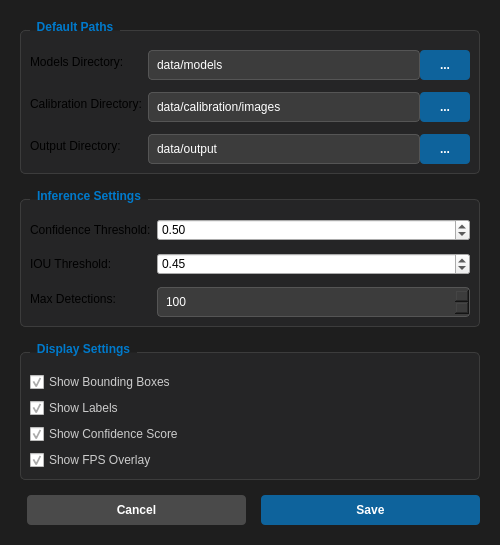
The window that HailoRT-Ui/ui/dialogs/settings.ui (kuks2309/Hailo-H8) describes before a commit, drawn with Qt 5.
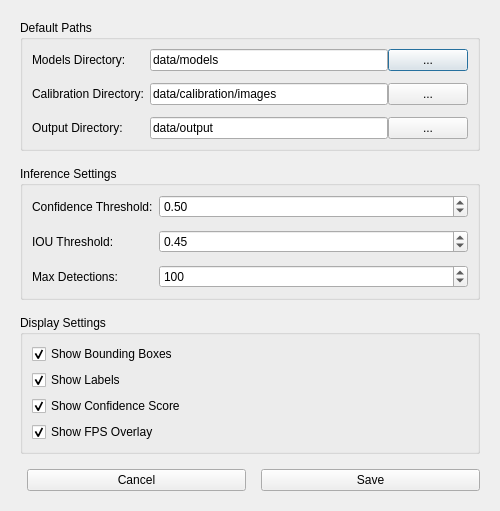
The same window after the commit.

```diff
--- a/HailoRT-Ui/ui/dialogs/settings.ui
+++ b/HailoRT-Ui/ui/dialogs/settings.ui
@@ -13,55 +13,6 @@
   <property name="windowTitle">
    <string>Settings</string>
   </property>
-  <property name="styleSheet">
-   <string notr="true">
-    QDialog {
-      background-color: #1e1e1e;
-      color: #cccccc;
-    }
-    QGroupBox {
-      font-weight: bold;
-      border: 1px solid #3c3c3c;
-      border-radius: 5px;
-      margin-top: 10px;
-      padding-top: 10px;
-      background-color: #252526;
-    }
-    QGroupBox::title {
-      subcontrol-origin: margin;
-      left: 10px;
-      padding: 0 5px;
-      color: #007acc;
-    }
-    QLineEdit, QSpinBox, QComboBox {
-      background-color: #3c3c3c;
-      color: #ffffff;
-      border: 1px solid #555555;
-      border-radius: 4px;
-      padding: 6px;
-    }
-    QCheckBox {
-      color: #cccccc;
-    }
-    QPushButton {
-      background-color: #0e639c;
-      color: white;
-      border: none;
-      padding: 8px 20px;
-      border-radius: 4px;
-      font-weight: bold;
-    }
-    QPushButton:hover {
-      background-color: #1177bb;
-    }
-    QPushButton#btnCancel {
-      background-color: #4a4a4a;
-    }
-    QPushButton#btnCancel:hover {
-      background-color: #5a5a5a;
-    }
-   </string>
-  </property>
   <layout class="QVBoxLayout" name="mainLayout">
    <property name="spacing">
     <number>15</number>
```
